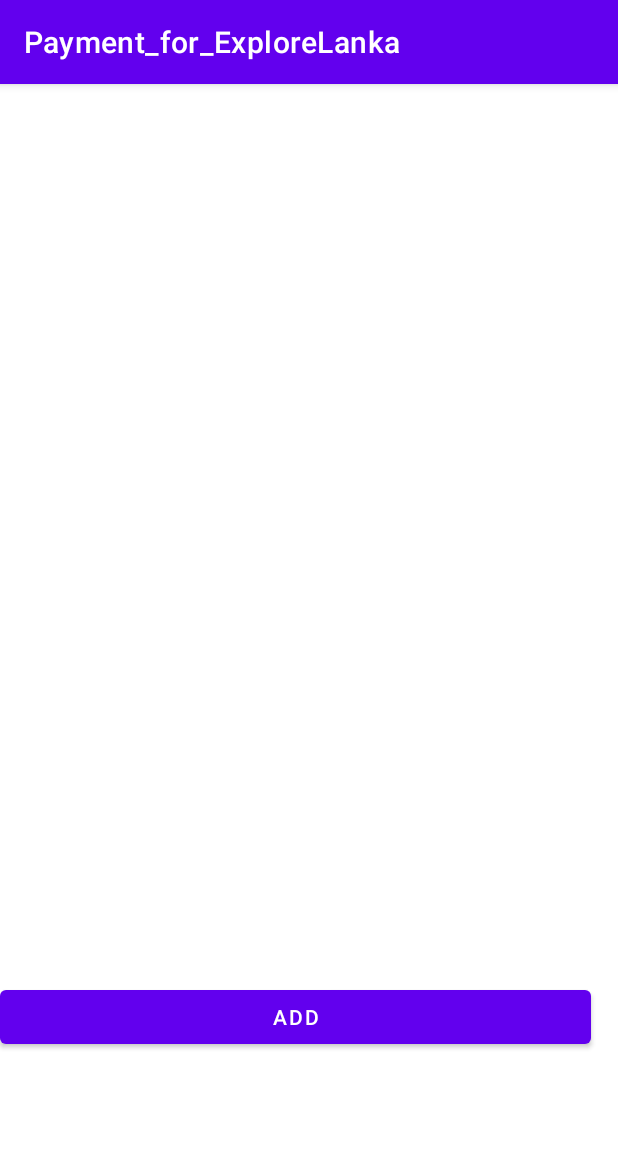
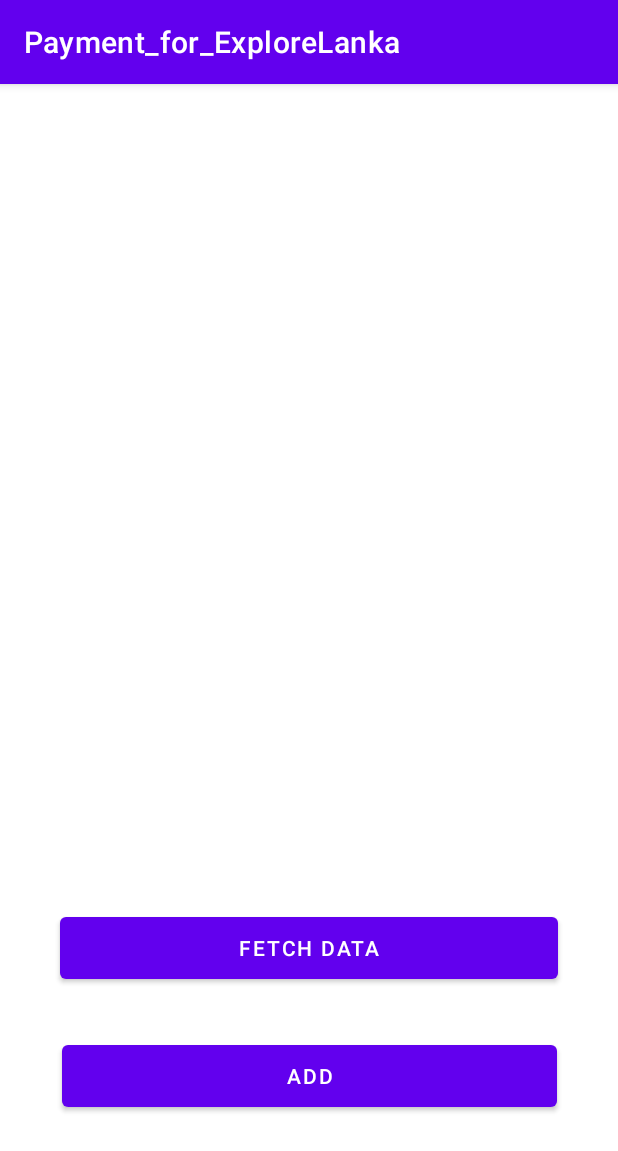
Before and after one commit to IT21227486/ExploreLanka_MAD, an Android app: the ShowPayInfo screen opened directly, with no data from a screen before it, on a phone screen of 412 x 824 dp. Shown: the top 1151 px of the screen. Run offline under Robolectric (Android 15) with nearby library versions, the phone set to English and light mode, and no system bars; Roboto replaces fonts that are not available here.

Commit message:
Initial commit mad payment Explore lanka with crud insert and fetch

```diff
--- a/app/build.gradle
+++ b/app/build.gradle
@@ -3,7 +3,6 @@ plugins {
     id 'org.jetbrains.kotlin.android'
     id 'com.google.gms.google-services'
 }
-
 android {
     namespace 'com.example.payment_for_explorelanka'
     compileSdk 33
@@ -43,7 +42,6 @@ dependencies {
     androidTestImplementation 'androidx.test.ext:junit:1.1.5'
     androidTestImplementation 'androidx.test.espresso:espresso-core:3.5.1'
 
-
     implementation platform('com.google.firebase:firebase-bom:32.0.0')
     implementation 'com.google.firebase:firebase-database-ktx'
 }
--- a/app/src/main/java/com/example/payment_for_explorelanka/MainActivity.kt
+++ b/app/src/main/java/com/example/payment_for_explorelanka/MainActivity.kt
@@ -6,6 +6,8 @@ import android.os.Bundle
 import android.widget.Button
 import android.widget.ImageButton
 import androidx.activity.OnBackPressedCallback
+import com.google.firebase.database.DatabaseReference
+import com.google.firebase.database.FirebaseDatabase
 
 
 class MainActivity : AppCompatActivity() {
@@ -15,6 +17,9 @@ class MainActivity : AppCompatActivity() {
     override fun onCreate(savedInstanceState: Bundle?) {
         super.onCreate(savedInstanceState)
         setContentView(R.layout.activity_main)
+
+
+        val payFirebase : DatabaseReference = FirebaseDatabase.getInstance().getReference()
 
 
 
--- a/app/src/main/java/com/example/payment_for_explorelanka/PayModel/PayListModel.kt
+++ /dev/null
@@ -1,11 +0,0 @@
-package com.example.payment_for_explorelanka.PayModel
-
-class PayListModel {
-
-    var id:Int= 0
-    var CustomerName : String = ""
-    var CustomerNum : String = ""
-    var payType : String = ""
-    var bookType : String = ""
-    var amount : String = ""
-}
--- a/app/src/main/java/com/example/payment_for_explorelanka/ShowPayInfo.kt
+++ b/app/src/main/java/com/example/payment_for_explorelanka/ShowPayInfo.kt
@@ -4,49 +4,36 @@ import android.content.Intent
 import androidx.appcompat.app.AppCompatActivity
 import android.os.Bundle
 import android.widget.Button
-import androidx.recyclerview.widget.LinearLayoutManager
-import androidx.recyclerview.widget.RecyclerView
-import com.example.payment_for_explorelanka.PayAdapter.PayListAdapter
-import com.example.payment_for_explorelanka.PayModel.PayListModel
-import com.example.payment_for_explorelanka.databaseP.databasePHelper
 
 class ShowPayInfo : AppCompatActivity() {
 
-    lateinit var recycler_pay : RecyclerView
-    lateinit var btn_add : Button
-    var paylistAdapter : PayListAdapter ?= null
-    var dbhanlder : databasePHelper ?= null
-    var payList : List<PayListModel> = ArrayList<PayListModel>()
-    var linearLayoutManager : LinearLayoutManager  ?= null
+
+    private lateinit var btnInsertPaydata: Button
+    private lateinit var btnFetchPaydata: Button
 
 
     override fun onCreate(savedInstanceState: Bundle?) {
         super.onCreate(savedInstanceState)
         setContentView(R.layout.activity_show_pay_info)
 
-        recycler_pay = findViewById(R.id.show_payinfo)
-        btn_add = findViewById(R.id.addPayinfo)
 
-        dbhanlder = databasePHelper(this)
-        fetchPayList()
 
-        btn_add.setOnClickListener {
-            val i = Intent(applicationContext, CrudPay::class.java)
-            startActivity(i)
+        btnInsertPaydata = findViewById(R.id.addPayinfo)
+        btnFetchPaydata = findViewById(R.id.fetchPayinfo)
+
+        btnInsertPaydata.setOnClickListener {
+            val intent = Intent(this, CrudPay::class.java)
+            startActivity(intent)
+        }
+
+        btnFetchPaydata.setOnClickListener {
+            val intent = Intent(this, FetchPaymentData::class.java)
+            startActivity(intent)
         }
 
 
 
     }
 
-    private fun fetchPayList(){
-        payList = dbhanlder!!.getAllInfo()
-        paylistAdapter = PayListAdapter(payList, applicationContext)
-        linearLayoutManager = LinearLayoutManager(applicationContext)
-        recycler_pay.layoutManager = linearLayoutManager
-        recycler_pay.adapter = paylistAdapter
-        paylistAdapter?.notifyDataSetChanged()
 
-
-    }
 }
--- a/app/src/main/java/com/example/payment_for_explorelanka/databaseP/databasePHelper.kt
+++ /dev/null
@@ -1,119 +0,0 @@
-package com.example.payment_for_explorelanka.databaseP
-
-import android.content.ContentValues
-import android.content.Context
-import android.database.sqlite.SQLiteDatabase
-import android.database.sqlite.SQLiteOpenHelper
-import com.example.payment_for_explorelanka.PayModel.PayListModel
-
-class databasePHelper(context:Context): SQLiteOpenHelper(context, DB_NAME, null, DB_VERSION) {
-
-    companion object{
-        private val DB_NAME = "paymentDB"
-        private val DB_VERSION = 1
-        private val table_Name = "taskList"
-        private val ID = "id"
-        private val Customer_Name = "CustomerName"
-        private val Customer_number ="PhoneNumber"
-        private val Payment_type = "PaymentType"
-        private val booking_type = "Type"
-        private val Payment_amount = "Amount"
-
-    }
-
-    override fun onCreate(p0: SQLiteDatabase?) {
-        val CREATE_TABLE = "CREATE TABLE $table_Name($ID INTEGER PRIMARY KEY, $Customer_Name TEXT, $Customer_number TEXT, $Payment_type TEXT, $booking_type TEXT, $Payment_amount TEXT);"
-        p0?.execSQL(CREATE_TABLE)
-    }
-
-    override fun onUpgrade(p0: SQLiteDatabase?, p1: Int, p2: Int) {
-        val DROP_TABLE = "DROP TABLE IF EXISTS $table_Name"
-        p0?.execSQL(DROP_TABLE)
-        onCreate(p0)
-    }
-
-
-    fun getAllInfo (): List<PayListModel>{
-        val payList = ArrayList<PayListModel>()
-        val db = writableDatabase
-        val selectQuery =  "SELECT * FROM $table_Name"
-        //val cursor = db.rawQuery(selectQuery, null)
-        val cursor = db.rawQuery(selectQuery, null)
-
-        if(cursor != null ){
-            if(cursor.moveToFirst()){
-                do{
-                    val payTask = PayListModel()
-                    payTask.id = Integer.parseInt(cursor.getString(cursor.getColumnIndexOrThrow(ID)))
-                    payTask.CustomerName = cursor.getString(cursor.getColumnIndexOrThrow(Customer_Name))
-                    payTask.CustomerNum = cursor.getString(cursor.getColumnIndexOrThrow(Customer_number))
-                    payTask.payType = cursor.getString(cursor.getColumnIndexOrThrow(Payment_type))
-                    payTask.bookType = cursor.getString(cursor.getColumnIndexOrThrow(booking_type))
-                    payTask.amount = cursor.getString(cursor.getColumnIndexOrThrow(Payment_amount))
-
-                    payList.add(payTask)
-                }while(cursor.moveToNext())
-            }
-
-        }
-        cursor.close()
-        return payList
-    }
-
-    fun addPayinfo(pays: PayListModel): Boolean{
-        val db = this.writableDatabase
-        val values = ContentValues()
-        values.put(Customer_number, pays.CustomerNum)
-        values.put(Payment_type, pays.payType)
-        values.put(booking_type, pays.bookType)
-        values.put(Payment_amount, pays.amount)
-
-        val _success = db.insert(table_Name, null, values)
-        db.close()
-        return (Integer.parseInt("$_success")!=-1)
-
-    }
-
-
-    fun getPayinfo(_id: Int):PayListModel{
-        val payTask = PayListModel()
-        val db = writableDatabase
-        val selectQuery = "SELECT * FROM $table_Name WHERE $ID = $_id"
-        val cursor = db.rawQuery(selectQuery, null)
-
-        cursor?.moveToFirst()
-
-        payTask.id = Integer.parseInt(cursor.getString(cursor.getColumnIndexOrThrow(ID)))
-        payTask.CustomerName = cursor.getString(cursor.getColumnIndexOrThrow(Customer_Name))
-        payTask.CustomerNum = cursor.getString(cursor.getColumnIndexOrThrow(Customer_number))
-        payTask.payType = cursor.getString(cursor.getColumnIndexOrThrow(Payment_type))
-        payTask.bookType = cursor.getString(cursor.getColumnIndexOrThrow(booking_type))
-        payTask.amount = cursor.getString(cursor.getColumnIndexOrThrow(Payment_amount))
-
-        cursor.close()
-        return payTask
-    }
-
-    fun deletePayInfo(_id:Int):Boolean{
-        val db = this.writableDatabase
-        val _success = db.delete(table_Name, ID + "=?", arrayOf(_id.toString())).toLong()
-        db.close()
-        return Integer.parseInt("$_success") != -1
-    }
-
-    fun updatePayInfo (pays:PayListModel):Boolean{
-        val db = this.writableDatabase
-        val values = ContentValues()
-        values.put(Customer_Name, pays.CustomerName)
-        values.put(Customer_number, pays.CustomerNum)
-        values.put(Payment_type, pays.payType)
-        values.put(booking_type, pays.bookType)
-        values.put(Payment_amount, pays.amount)
-
-        val _success  = db.update(table_Name, values, ID + "=?", arrayOf(pays.id.toString())).toLong()
-        db.close()
-        return Integer.parseInt("$_success")!= -1
-    }
-
-
-}
--- a/app/src/main/res/layout/activity_show_pay_info.xml
+++ b/app/src/main/res/layout/activity_show_pay_info.xml
@@ -1,5 +1,5 @@
 <?xml version="1.0" encoding="utf-8"?>
-<LinearLayout xmlns:android="http://schemas.android.com/apk/res/android"
+<androidx.constraintlayout.widget.ConstraintLayout xmlns:android="http://schemas.android.com/apk/res/android"
     xmlns:app="http://schemas.android.com/apk/res-auto"
     xmlns:tools="http://schemas.android.com/tools"
     android:layout_width="match_parent"
@@ -7,20 +7,28 @@
     android:orientation="vertical"
     tools:context=".ShowPayInfo">
 
-    <androidx.recyclerview.widget.RecyclerView
-        android:id="@+id/show_payinfo"
-        android:layout_width="401dp"
-        android:layout_height="414dp"
-        android:layout_marginStart="8dp"
-        android:layout_marginTop="32dp"
-        android:layout_marginEnd="8dp"
-        android:layout_marginBottom="108dp" />
+
+    <Button
+        android:id="@+id/fetchPayinfo"
+        android:layout_width="332dp"
+        android:layout_height="53dp"
+        android:layout_marginStart="24dp"
+        android:layout_marginEnd="24dp"
+        android:layout_marginBottom="32dp"
+        android:text="@string/fetchPayinfo"
+        app:layout_constraintBottom_toTopOf="@+id/addPayinfo"
+        app:layout_constraintEnd_toEndOf="parent"
+        app:layout_constraintStart_toStartOf="parent" />
 
     <Button
         android:id="@+id/addPayinfo"
-        android:layout_width="394dp"
-        android:layout_height="wrap_content"
-        android:layout_marginTop="44dp"
-        android:layout_marginEnd="160dp"
-        android:text="@string/AddPayinfo" />
-</LinearLayout>
+        android:layout_width="330dp"
+        android:layout_height="53dp"
+        android:layout_marginStart="24dp"
+        android:layout_marginEnd="24dp"
+        android:layout_marginBottom="80dp"
+        android:text="@string/AddPayinfo"
+        app:layout_constraintBottom_toBottomOf="parent"
+        app:layout_constraintEnd_toEndOf="parent"
+        app:layout_constraintStart_toStartOf="parent" />
+</androidx.constraintlayout.widget.ConstraintLayout>
--- a/app/src/main/res/values/strings.xml
+++ b/app/src/main/res/values/strings.xml
@@ -112,6 +112,8 @@
     <string name="seaBtn">enter sea market page</string>
     <string name="spicesBtn">Enter spices page</string>
     <string name="AddPayinfo">Add</string>
+    <string name="fetchPayinfo">Fetch Data</string>
+    <string name="Employee_details_fetch_view">empDetailsPayment</string>
 
 
 </resources>
--- a/build.gradle
+++ b/build.gradle
@@ -17,6 +17,7 @@ buildscript {
 }
 
 
+
 plugins {
     id 'com.android.application' version '7.3.1' apply false
     id 'com.android.library' version '7.3.1' apply false
```
Also changed, not shown: app/src/main/AndroidManifest.xml (+21 -0 lines), app/src/main/java/com/example/payment_for_explorelanka/CrudPay.kt (+67 -87 lines), app/src/main/java/com/example/payment_for_explorelanka/FetchPaymentData.kt (added, +67 -0 lines), app/src/main/java/com/example/payment_for_explorelanka/PayAdapter/PayListAdapter.kt (deleted, +0 -61 lines), app/src/main/java/com/example/payment_for_explorelanka/PayModel/PaymentModel.kt (added, +11 -0 lines), app/src/main/java/com/example/payment_for_explorelanka/PaymentDetails.kt (added, +11 -0 lines), app/src/main/java/com/example/payment_for_explorelanka/payAdapters/PayAdapter.kt (added, +35 -0 lines), app/src/main/java/com/example/payment_for_explorelanka/paymentListItem.kt (added, +11 -0 lines), app/src/main/res/layout/activity_crud_pay.xml (+42 -12 lines), app/src/main/res/layout/activity_fetch_payment_data.xml (added, +39 -0 lines), app/src/main/res/layout/activity_payment_details.xml (added, +9 -0 lines), app/src/main/res/layout/activity_payment_list_item.xml (added, +40 -0 lines), 1 other file.
